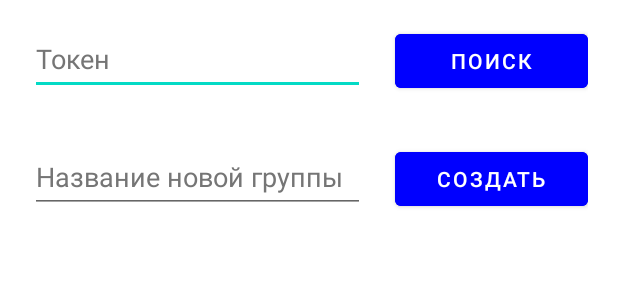
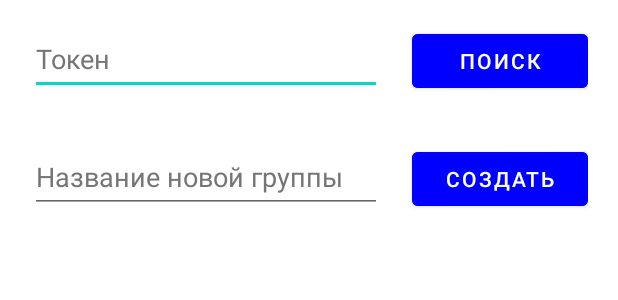
Before and after one commit to PavelFilonov/MoneyWayApp, an Android app: the layout groups.xml on its own in the app's theme, with its tools: preview values and no code run, on a phone screen of 412 x 824 dp. Shown: the top 300 px of the screen. Run offline under Robolectric (Android 15) with nearby library versions, the phone set to English and light mode, and no system bars.

Commit message:
Resize buttons

```diff
--- a/app/src/main/res/layout/groups.xml
+++ b/app/src/main/res/layout/groups.xml
@@ -30,7 +30,7 @@
             android:layout_width="match_parent"
             android:layout_height="wrap_content"
             android:backgroundTint="@color/blue"
-            android:layout_weight="1.5"
+            android:layout_weight="1.7"
             android:layout_marginLeft="@dimen/row_horizontal"
             android:text="@string/search_group_button" />
     </LinearLayout>
@@ -58,7 +58,7 @@
             android:layout_width="match_parent"
             android:layout_height="wrap_content"
             android:backgroundTint="@color/blue"
-            android:layout_weight="1.5"
+            android:layout_weight="1.7"
             android:layout_marginLeft="@dimen/row_horizontal"
             android:text="@string/create_group_button" />
     </LinearLayout>
```
